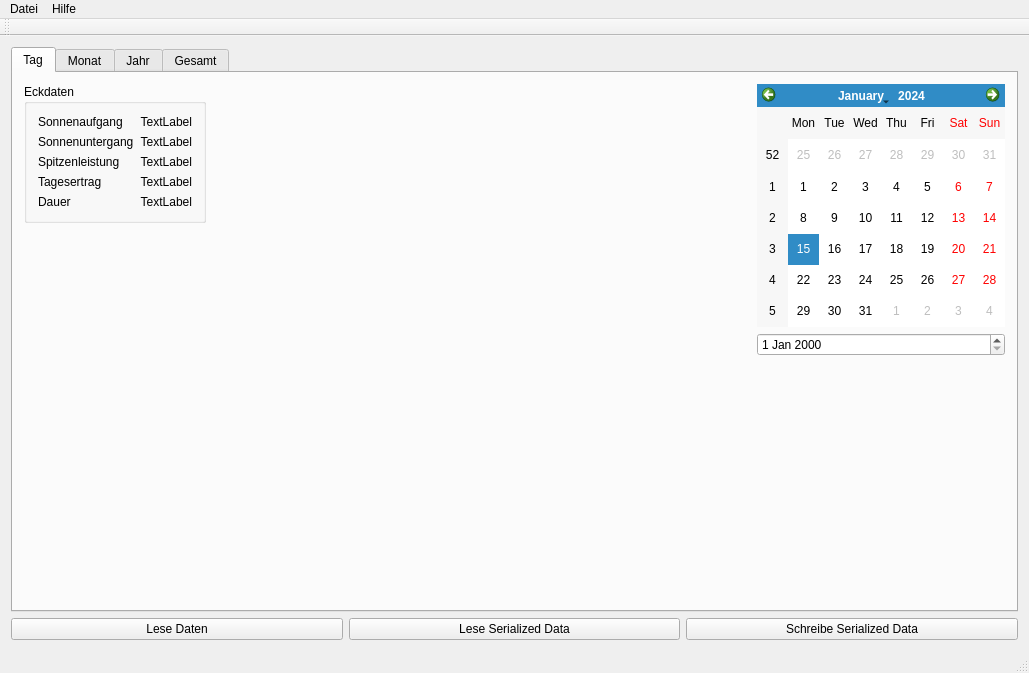
Old version of the form qsolanizer.ui in the repository taxus13/QSolanizer.
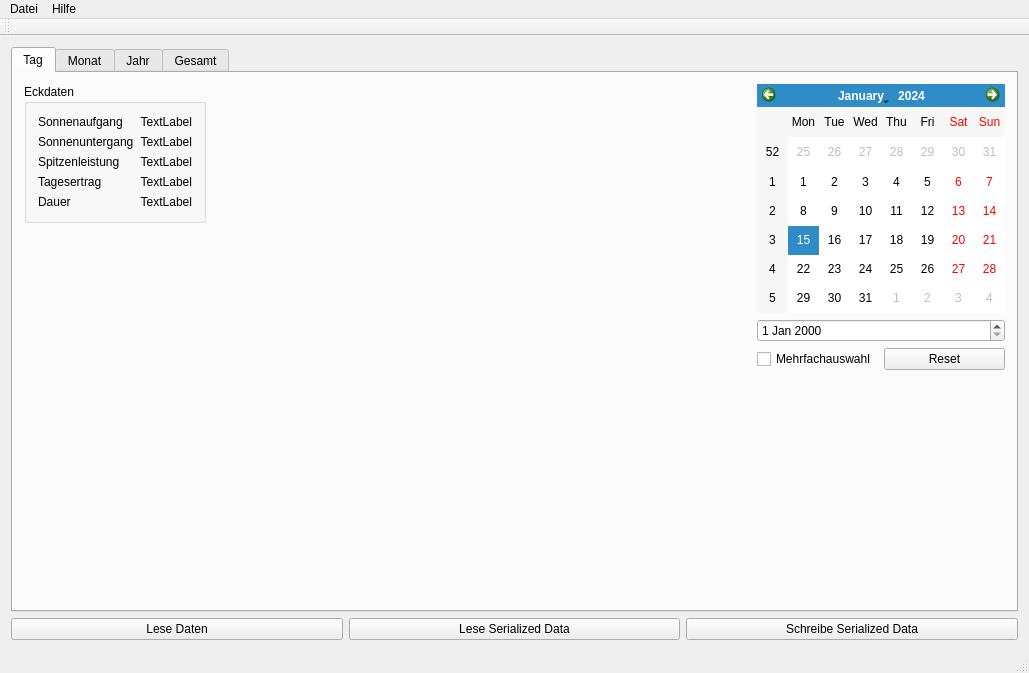
New version of the form. The open tabs and pages were chosen to show the change. Custom widgets are drawn as their Qt base class.

```diff
--- a/qsolanizer.ui
+++ b/qsolanizer.ui
@@ -155,6 +155,24 @@
                   <item>
                    <widget class="QDateEdit" name="dateEdit"/>
                   </item>
+                  <item>
+                   <layout class="QHBoxLayout" name="horizontalLayout_11">
+                    <item>
+                     <widget class="QCheckBox" name="cMultpleChoice">
+                      <property name="text">
+                       <string>Mehrfachauswahl</string>
+                      </property>
+                     </widget>
+                    </item>
+                    <item>
+                     <widget class="QPushButton" name="bReset">
+                      <property name="text">
+                       <string>Reset</string>
+                      </property>
+                     </widget>
+                    </item>
+                   </layout>
+                  </item>
                  </layout>
                 </item>
                 <item>
```
Left out of the diff: 2 changed lines with no effect on the pictures.
